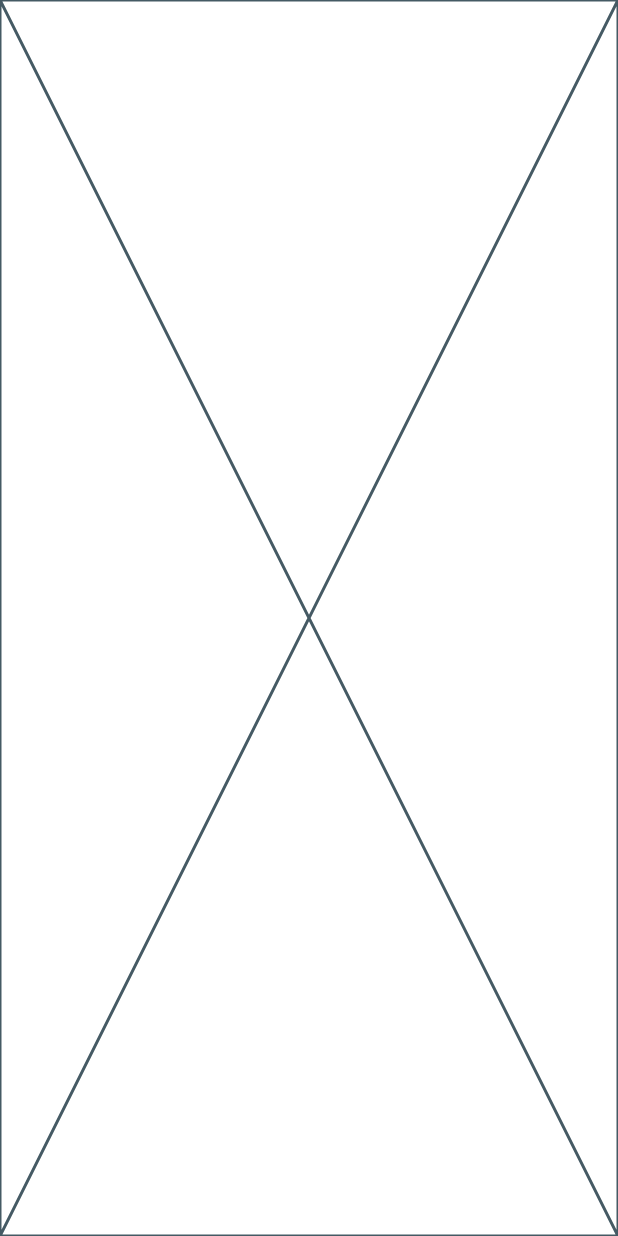
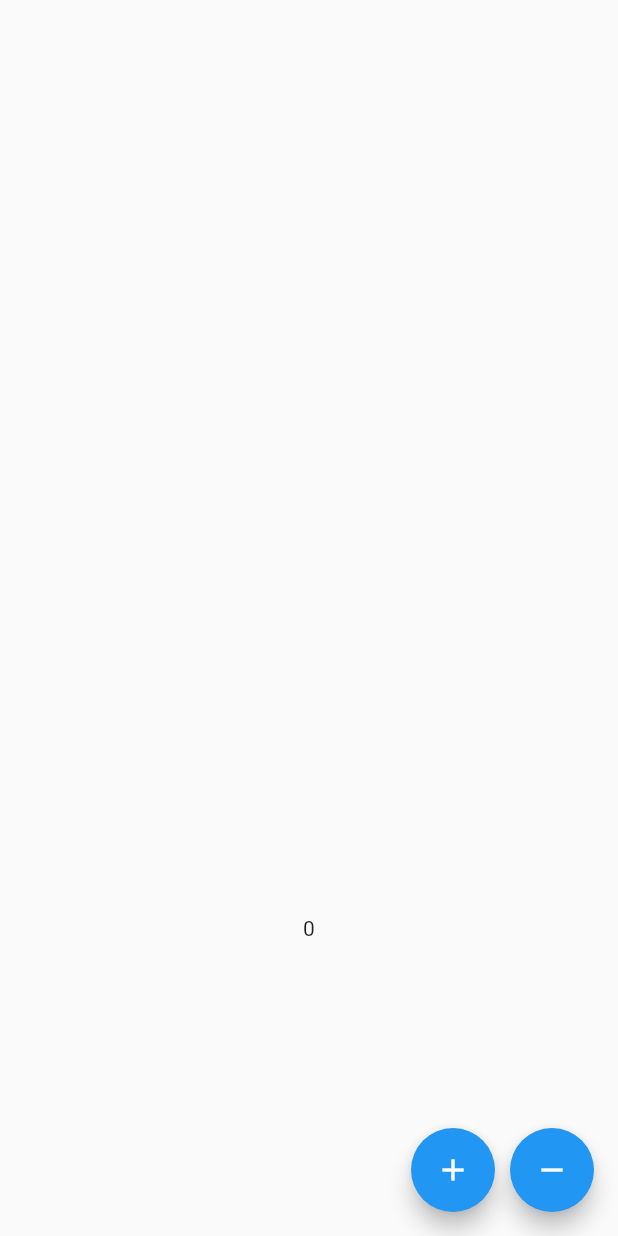
Before and after one commit to LukaszWalencik/Counter_Cubit, a Flutter app: the screen it shows after launch, on a phone screen of 412 x 824 dp. Run offline on Flutter 3.47's test engine with Material 2 defaults, Android fonts, the phone set to English and light mode, and no system bars.

Commit message:
Replace Placeholder with Scaffold Add Text in center shows '0' Add two floating buttons for increment and decrement

```diff
--- a/lib/main.dart
+++ b/lib/main.dart
@@ -22,6 +22,29 @@ class HomePage extends StatelessWidget {
 
   @override
   Widget build(BuildContext context) {
-    return Placeholder();
+    return Scaffold(
+      body: Center(
+        child: Text(
+          '0',
+          style: TextStyle(height: 52),
+        ),
+      ),
+      floatingActionButton: Row(
+        mainAxisAlignment: MainAxisAlignment.end,
+        children: [
+          FloatingActionButton(
+            onPressed: () {},
+            child: Icon(Icons.add),
+            heroTag: 'increment',
+          ),
+          SizedBox(width: 10),
+          FloatingActionButton(
+            onPressed: () {},
+            child: Icon(Icons.remove),
+            heroTag: 'decrement',
+          )
+        ],
+      ),
+    );
   }
 }
```
